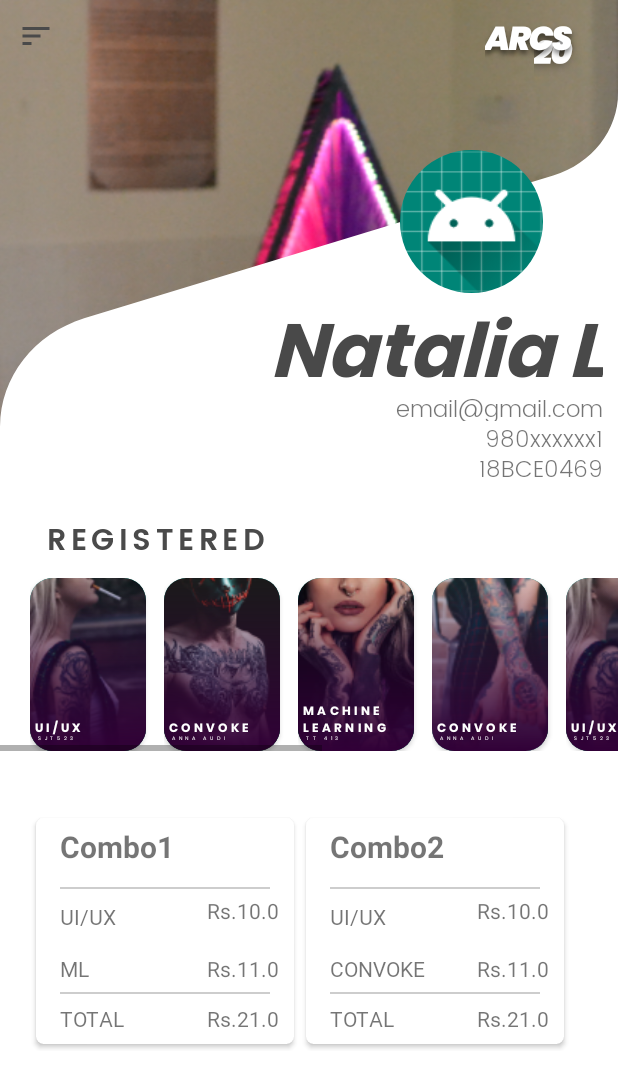
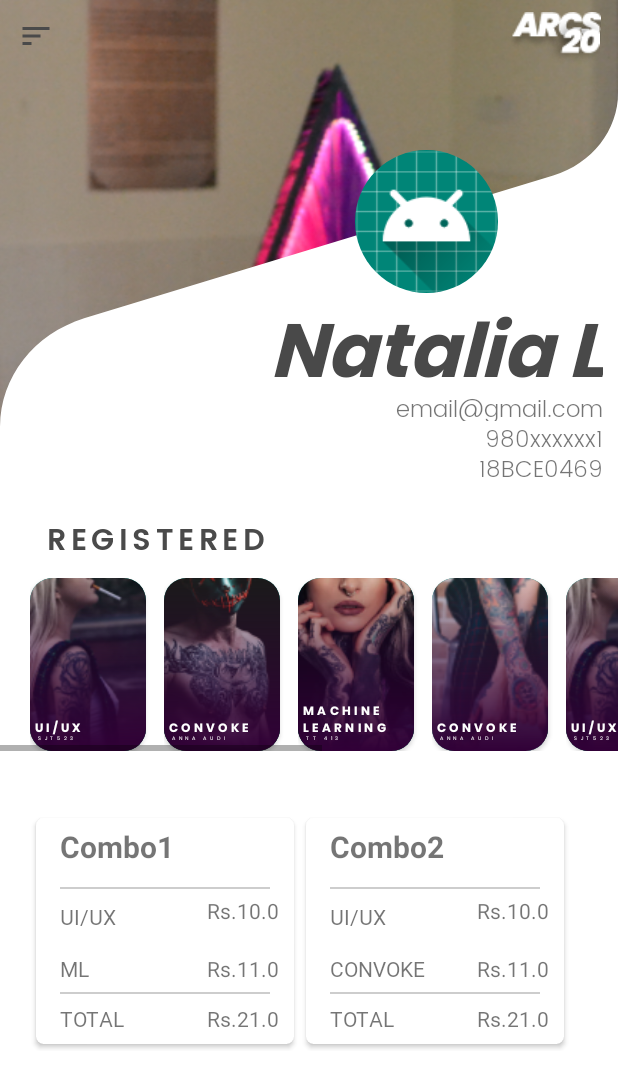
Before and after one commit to ayushroy64/Arcs20-3, an Android app: the fragment ProfileFragment placed in its activity, on a phone screen of 412 x 824 dp. Shown: the top 1088 px of the screen. Run offline under Robolectric (Android 15) with nearby library versions, the phone set to English and light mode, and no system bars; our stand-ins replace CircleImageView.

Commit message:
Arcs image view

```diff
--- a/app/src/main/res/layout/fragment_profile.xml
+++ b/app/src/main/res/layout/fragment_profile.xml
@@ -19,25 +19,6 @@
         app:layout_constraintVertical_bias="0.0" />
 
 
-    <TextView
-        android:id="@+id/lvl"
-        android:layout_width="47.25dp"
-        android:layout_height="33dp"
-        android:layout_marginTop="17dp"
-        android:layout_marginEnd="8.75dp"
-        android:layout_marginRight="8.75dp"
-        android:fontFamily="@font/poppins_blackitalic"
-        android:gravity="top"
-        android:letterSpacing="-0.06"
-        android:shadowColor="#80000000"
-        android:shadowDx="-3"
-        android:shadowDy="0"
-        android:shadowRadius="8"
-        android:text="@string/lvl"
-        android:textColor="#ffffffff"
-        android:textSize="22sp"
-        app:layout_constraintEnd_toEndOf="parent"
-        app:layout_constraintTop_toTopOf="parent" />
 
     <ImageView
         android:id="@+id/mask"
@@ -50,36 +31,34 @@
         app:layout_constraintStart_toStartOf="parent"
         app:layout_constraintTop_toTopOf="@id/arcslogo" />
 
+    <ImageView
+        android:layout_width="wrap_content"
+        android:layout_height="wrap_content"
+        android:background="@drawable/arcs"
+        app:layout_constraintTop_toTopOf="@id/arcslogo"
+        app:layout_constraintEnd_toEndOf="@id/arcslogo"
+        android:layout_marginTop="8dp"
+        android:layout_marginRight="11.56dp" />
 
-    <TextView
-        android:id="@+id/nxt"
-        android:layout_width="77.44dp"
-        android:layout_height="33dp"
-        android:layout_marginTop="8dp"
-        android:layout_marginEnd="11.56dp"
-        android:layout_marginRight="11.56dp"
-        android:fontFamily="@font/poppins_blackitalic"
-        android:letterSpacing="-0.06"
-        android:shadowColor="#80000000"
-        android:shadowDx="0"
-        android:shadowDy="4"
-        android:shadowRadius="4"
-        android:text="@string/nxt"
-        android:textColor="#ffffff"
-        android:textSize="22sp"
-        app:layout_constraintEnd_toEndOf="parent"
-        app:layout_constraintTop_toTopOf="parent" />
+    <ImageView
+        android:layout_width="wrap_content"
+        android:layout_height="wrap_content"
+        android:background="@drawable/a20"
+        app:layout_constraintEnd_toEndOf="@id/arcslogo"
+        app:layout_constraintTop_toTopOf="@id/arcslogo"
+        android:layout_marginRight="12dp"
+        android:layout_marginTop="11dp"/>
 
     <de.hdodenhof.circleimageview.CircleImageView
         android:id="@+id/proffimg"
         android:layout_width="95dp"
         android:layout_height="95dp"
+        android:layout_marginTop="100dp"
+        android:layout_marginEnd="80dp"
+        android:layout_marginRight="80dp"
         android:src="@mipmap/ic_launcher"
-        android:layout_marginEnd="50dp"
-        android:layout_marginRight="50dp"
-        android:layout_marginTop="100dp"
         app:layout_constraintEnd_toEndOf="@id/mask"
-        app:layout_constraintTop_toTopOf="@id/mask"/>
+        app:layout_constraintTop_toTopOf="@id/mask" />
 
     <TextView
         android:id="@+id/Name_bold"
```
Also changed, not shown: app/src/main/res/drawable-v24/a20.png (added), app/src/main/res/drawable-v24/arcs.png (added).
